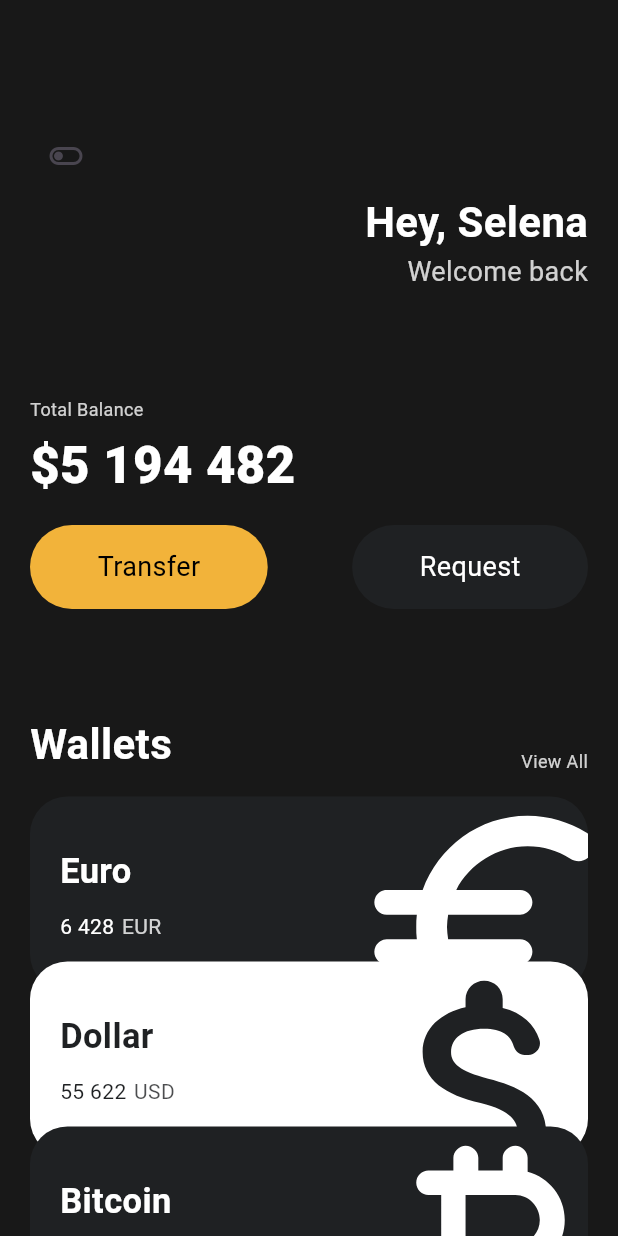
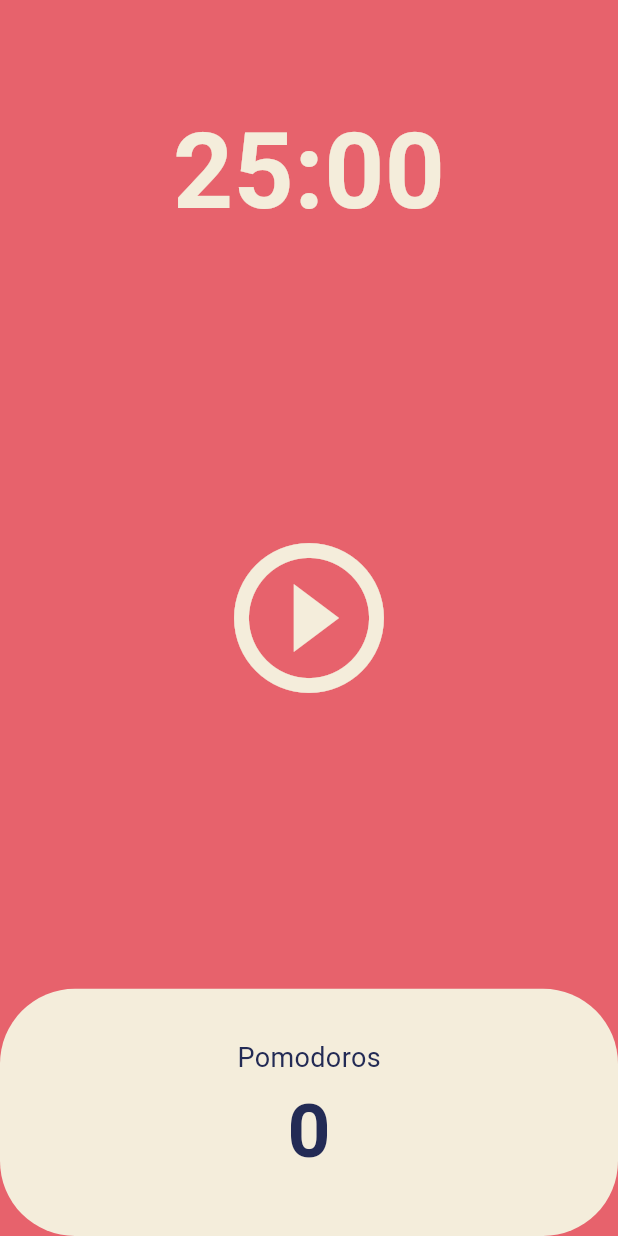
Before and after one commit to JunDemi/flutter_travel, a Flutter app: the screen it shows after launch, on a phone screen of 412 x 824 dp. Run offline on Flutter 3.47's test engine with Material 3 defaults, Android fonts, the light colour scheme and no system bars.

Commit message:
pomodoro

```diff
--- a/lib/layouts/cardContainer.dart
+++ /dev/null
@@ -1,43 +0,0 @@
-import 'package:flutter/material.dart';
-import 'package:flutter_travel/widgets/card.dart';
-
-// ignore: use_key_in_widget_constructors
-class CardContainer extends StatelessWidget {
-  final List<Map<String, dynamic>> currencyData = [
-    {
-      'name': 'Euro',
-      'code': 'EUR',
-      'amount': '6 428',
-      'icon': Icons.euro_rounded,
-    },
-    {
-      'name': 'Dollar',
-      'code': 'USD',
-      'amount': '55 622',
-      'icon': Icons.attach_money_rounded,
-    },
-    {
-      'name': 'Bitcoin',
-      'code': 'BTC',
-      'amount': '7 928',
-      'icon': Icons.currency_bitcoin_rounded,
-    },
-  ];
-
-  @override
-  Widget build(BuildContext context) {
-    return Column(
-      children: [
-        for (int i = 0; i < currencyData.length; i++)
-          CurrencyCard(
-            name: currencyData[i]['name'],
-            code: currencyData[i]['code'],
-            amount: currencyData[i]['amount'],
-            icon: currencyData[i]['icon'],
-            isInverted: i % 2 != 0 || false,
-            y: i * -20,
-          ),
-      ],
-    );
-  }
-}
--- a/lib/layouts/stateWidget.dart
+++ /dev/null
@@ -1,74 +0,0 @@
-import 'package:flutter/material.dart';
-
-class Statewidget extends StatefulWidget {
-  const Statewidget({super.key});
-
-  @override
-  State<Statewidget> createState() => _Statewidget();
-}
-
-class _Statewidget extends State<Statewidget> {
-  //변화해야하는 값이므로 일반 변수
-  int counter = 0;
-
-  // setState 클릭 이벤트
-  void addCount() {
-    setState(() {
-      counter = counter + 1;
-    });
-  }
-
-  // setState 클릭 이벤트
-  void resetCount() {
-    setState(() {
-      counter = 0;
-    });
-  }
-
-  @override
-  Widget build(BuildContext context) {
-    return Center(
-      child: Column(
-        mainAxisAlignment: MainAxisAlignment.center,
-        children: [
-          SizedBox(
-            height: 120,
-          ),
-          Text(
-            'Click count',
-            style: TextStyle(
-              color: Colors.white,
-            ),
-          ),
-          Text(
-            '$counter',
-            style: TextStyle(
-              color: Colors.white,
-              fontSize: 20,
-            ),
-          ),
-          Row(
-            mainAxisAlignment: MainAxisAlignment.center,
-            children: [
-              IconButton(
-                onPressed: addCount,
-                icon: Icon(
-                  Icons.add_box_rounded,
-                ),
-              ),
-              IconButton(
-                onPressed: resetCount,
-                icon: Icon(
-                  Icons.restore_page_rounded,
-                ),
-              ),
-            ],
-          ),
-          SizedBox(
-            height: 120,
-          ),
-        ],
-      ),
-    );
-  }
-}
--- a/lib/main.dart
+++ b/lib/main.dart
@@ -1,185 +1,26 @@
 import 'package:flutter/material.dart';
-import 'package:flutter_travel/layouts/cardContainer.dart';
-import 'package:flutter_travel/layouts/stateWidget.dart';
-import 'package:flutter_travel/widgets/button.dart';
+import 'package:flutter_travel/screens/home_screen.dart';
 
 void main() {
   runApp(App());
 }
 
-class App extends StatefulWidget {
-  const App({super.key});
-
-  @override
-  State<App> createState() => _AppState();
-}
-
-class _AppState extends State<App> {
-  bool showTitle = true;
-
-  void showToggle() {
-    setState(() {
-      showTitle = !showTitle;
-    });
-  }
-
+class App extends StatelessWidget {
   @override
   Widget build(BuildContext context) {
     return MaterialApp(
       theme: ThemeData(
+        scaffoldBackgroundColor: Color(0xFFE7626C),
         textTheme: TextTheme(
           titleLarge: TextStyle(
-            color: Colors.white,
+            color: Color(0xFF232B55),
             fontSize: 28,
             fontWeight: FontWeight.w600,
           ),
         ),
+        cardColor: Color(0xFFF4EDDB),
       ),
-      home: Scaffold(
-        backgroundColor: Color(0xFF181818),
-        body: SingleChildScrollView(
-          child: Padding(
-            padding: EdgeInsets.symmetric(
-              horizontal: 20,
-            ),
-            child: Column(
-              crossAxisAlignment: CrossAxisAlignment.start,
-              children: [
-                SizedBox(
-                  height: 80,
-                ),
-                IconButton(
-                  onPressed: showToggle,
-                  icon: Icon(Icons.toggle_off_outlined),
-                ),
-                Row(
-                  mainAxisAlignment: MainAxisAlignment.end,
-                  children: [
-                    Column(
-                      crossAxisAlignment: CrossAxisAlignment.end,
-                      children: [
-                        showTitle ? MyLargeTitle() : Text(''),
-                        Text(
-                          'Welcome back',
-                          style: TextStyle(
-                            color: Colors.white.withValues(alpha: 0.8),
-                            fontSize: 18,
-                          ),
-                        ),
-                      ],
-                    ),
-                  ],
-                ),
-                SizedBox(
-                  height: 70,
-                ),
-                Text(
-                  'Total Balance',
-                  style: TextStyle(
-                    fontSize: 12,
-                    color: Colors.white.withValues(alpha: 0.8),
-                  ),
-                ),
-                SizedBox(
-                  height: 5,
-                ),
-                Text(
-                  '\$5 194 482',
-                  style: TextStyle(
-                    color: Colors.white,
-                    fontSize: 34,
-                    fontWeight: FontWeight.w800,
-                  ),
-                ),
-                SizedBox(
-                  height: 15,
-                ),
-                Row(
-                  mainAxisAlignment: MainAxisAlignment.spaceBetween,
-                  children: [
-                    Button(
-                        text: 'Transfer',
-                        bgColor: Color(0xFFF2B33A),
-                        textColor: Colors.black),
-                    Button(
-                        text: 'Request',
-                        bgColor: Color(0xFF1F2123),
-                        textColor: Colors.white),
-                  ],
-                ),
-                SizedBox(
-                  height: 70,
-                ),
-                Row(
-                  crossAxisAlignment: CrossAxisAlignment.end,
-                  mainAxisAlignment: MainAxisAlignment.spaceBetween,
-                  children: [
-                    Text(
-                      'Wallets',
-                      style: TextStyle(
-                        color: Colors.white,
-                        fontSize: 28,
-                        fontWeight: FontWeight.w600,
-                      ),
-                    ),
-                    Text(
-                      'View All',
-                      style: TextStyle(
-                        color: Colors.white.withValues(alpha: 0.8),
-                        fontSize: 12,
-                      ),
-                    ),
-                  ],
-                ),
-                SizedBox(
-                  height: 15,
-                ),
-                CardContainer(),
-                Statewidget(),
-              ],
-            ),
-          ),
-        ),
-      ),
+      home: HomeScreen(),
     );
   }
 }
-
-//타이틀 텍스트 테마 적용 테스트
-class MyLargeTitle extends StatefulWidget {
-  const MyLargeTitle({
-    super.key,
-  });
-
-  @override
-  State<MyLargeTitle> createState() => _MyLargeTitleState();
-}
-
-class _MyLargeTitleState extends State<MyLargeTitle> {
-  int count = 0;
-
-  //위젯 빌드 이전에 실행
-  @override
-  void initState() {
-    super.initState();
-  }
-
-  //위젯이 사라지면 실행
-  @override
-  void dispose() {
-    super.dispose();
-  }
-
-  //위젯 빌드
-  @override
-  Widget build(BuildContext context) {
-    return Text(
-      'Hey, Selena',
-      style: TextStyle(
-        fontSize: Theme.of(context).textTheme.titleLarge?.fontSize,
-        fontWeight: Theme.of(context).textTheme.titleLarge?.fontWeight,
-        color: Theme.of(context).textTheme.titleLarge?.color,
-      ),
-    );
-  }
-}
--- /dev/null
+++ b/lib/screens/home_screen.dart
@@ -0,0 +1,148 @@
+import 'dart:async';
+import 'package:flutter/material.dart';
+
+class HomeScreen extends StatefulWidget {
+  const HomeScreen({super.key});
+
+  @override
+  State<HomeScreen> createState() => _HomeScreenState();
+}
+
+class _HomeScreenState extends State<HomeScreen> {
+  static const limitTime = 1500;
+  int totalSeconds = limitTime;
+  bool isRunning = false;
+  int totalPomodoros = 0;
+  late Timer timer;
+
+  void onTick(Timer timer) {
+    if (totalSeconds == 0) {
+      setState(() {
+        totalPomodoros++;
+        isRunning = false;
+        totalSeconds = limitTime;
+      });
+      timer.cancel();
+    } else {
+      setState(() {
+        totalSeconds--;
+      });
+    }
+  }
+
+  void onStartPressed() {
+    timer = Timer.periodic(
+      Duration(seconds: 1),
+      onTick,
+    );
+    setState(() {
+      isRunning = true;
+    });
+  }
+
+  void onPausePressed() {
+    timer.cancel();
+    setState(() {
+      isRunning = false;
+    });
+  }
+
+  void onResetPressed() {
+    timer.cancel();
+    setState(() {
+      totalSeconds = limitTime;
+      isRunning = false;
+    });
+  }
+
+  String formatTime(int seconds) {
+    var duration = Duration(seconds: seconds);
+    String splitTime = duration.toString().split('.').first.substring(2, 7);
+    return splitTime;
+  }
+
+  @override
+  Widget build(BuildContext context) {
+    return Scaffold(
+      backgroundColor: Theme.of(context).scaffoldBackgroundColor,
+      body: Column(
+        children: [
+          Flexible(
+            flex: 1,
+            child: Container(
+              alignment: Alignment.bottomCenter,
+              child: Text(
+                formatTime(totalSeconds),
+                style: TextStyle(
+                  color: Theme.of(context).cardColor,
+                  fontSize: 70,
+                  fontWeight: FontWeight.w600,
+                ),
+              ),
+            ),
+          ),
+          Flexible(
+            flex: 3,
+            child: Center(
+              child: IconButton(
+                onPressed: isRunning ? onPausePressed : onStartPressed,
+                icon: Icon(
+                  isRunning
+                      ? Icons.pause_circle_outline
+                      : Icons.play_circle_outline,
+                ),
+                iconSize: 120,
+                color: Theme.of(context).cardColor,
+              ),
+            ),
+          ),
+          if (totalSeconds != limitTime) ...[
+            IconButton(
+              onPressed: onResetPressed,
+              icon: Icon(Icons.refresh),
+              iconSize: 30,
+              color: Theme.of(context).cardColor,
+            )
+          ],
+          Flexible(
+            flex: 1,
+            child: Row(
+              children: [
+                Expanded(
+                  child: Container(
+                    decoration: BoxDecoration(
+                      borderRadius: BorderRadius.circular(50),
+                      color: Theme.of(context).cardColor,
+                    ),
+                    child: Column(
+                      mainAxisAlignment: MainAxisAlignment.center,
+                      children: [
+                        Text(
+                          'Pomodoros',
+                          style: TextStyle(
+                            fontSize: 18,
+                            color:
+                                Theme.of(context).textTheme.titleLarge!.color,
+                          ),
+                        ),
+                        Text(
+                          '$totalPomodoros',
+                          style: TextStyle(
+                            fontSize: 50,
+                            fontWeight: FontWeight.w700,
+                            color:
+                                Theme.of(context).textTheme.titleLarge!.color,
+                          ),
+                        ),
+                      ],
+                    ),
+                  ),
+                ),
+              ],
+            ),
+          ),
+        ],
+      ),
+    );
+  }
+}
```
